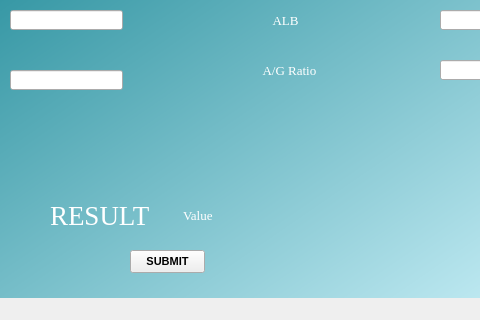
Above: UI/GUI.ui from RakshithDB1/Predication-of-liver-disease-using-machine-learning-techniques before the change; both pictures show x 220 to 700 and y 280 to 600 of the 800 by 600 pixel window. Below: the same form after it.
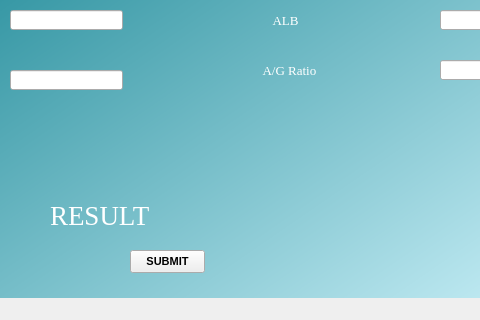
That is the form after the change.

What changed in the file:
```diff
--- a/UI/GUI.ui
+++ b/UI/GUI.ui
@@ -455,14 +455,14 @@
     <property name="font">
      <font>
       <family>Times New Roman</family>
-      <pointsize>10</pointsize>
-      <weight>9</weight>
+      <pointsize>20</pointsize>
+      <weight>50</weight>
       <italic>false</italic>
       <bold>false</bold>
      </font>
     </property>
     <property name="text">
-     <string> Value</string>
+     <string/>
     </property>
    </widget>
   </widget>
```
Left out of the diff: 5 changed lines with no effect on the pictures.
